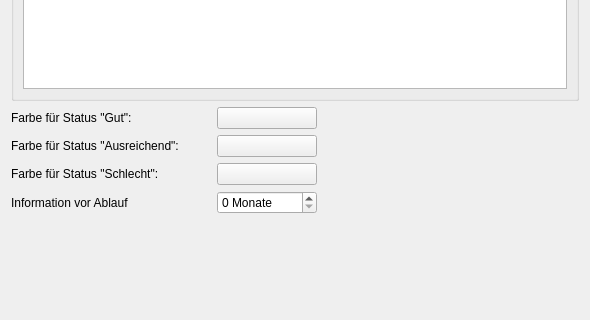
The window that ui/qmqualiresultsettingswidget.ui (Christian-Kr/QualificationMatrix) describes before a commit, drawn with Qt 5; both pictures show x 0 to 590 and y 171 to 491 of the 590 by 609 pixel window.
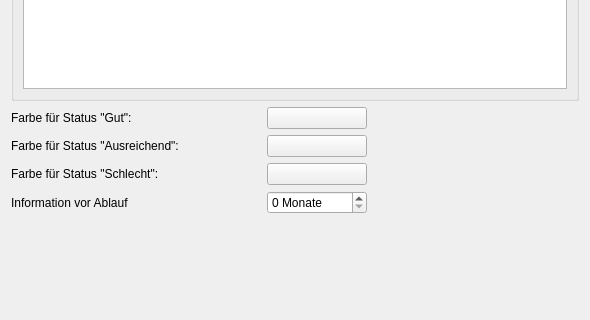
The same window after the commit.

Commit message: ui design quali result settings

What changed in the file:
```diff
--- a/ui/qmqualiresultsettingswidget.ui
+++ b/ui/qmqualiresultsettingswidget.ui
@@ -73,7 +73,7 @@
       <widget class="QLabel" name="label_9">
        <property name="minimumSize">
         <size>
-         <width>200</width>
+         <width>250</width>
          <height>0</height>
         </size>
        </property>
@@ -116,7 +116,7 @@
       <widget class="QLabel" name="label_11">
        <property name="minimumSize">
         <size>
-         <width>200</width>
+         <width>250</width>
          <height>0</height>
         </size>
        </property>
@@ -159,7 +159,7 @@
       <widget class="QLabel" name="label_10">
        <property name="minimumSize">
         <size>
-         <width>200</width>
+         <width>250</width>
          <height>0</height>
         </size>
        </property>
@@ -202,7 +202,7 @@
       <widget class="QLabel" name="label_2">
        <property name="minimumSize">
         <size>
-         <width>200</width>
+         <width>250</width>
          <height>0</height>
         </size>
        </property>
```
The commit also changes 1 other file.
